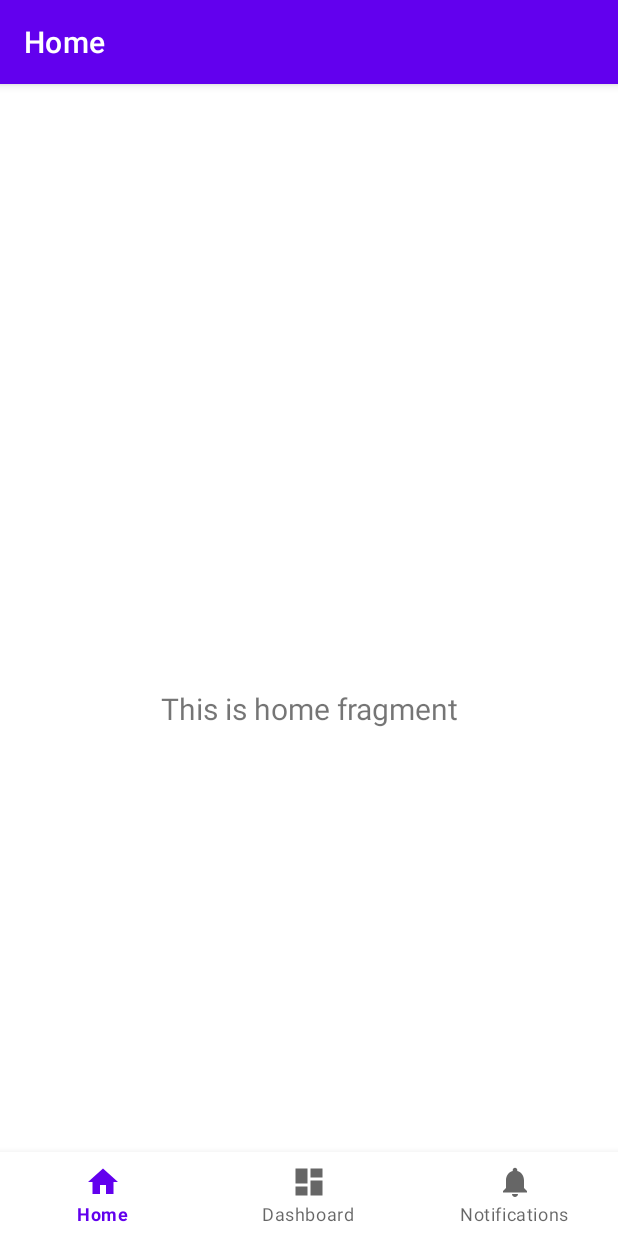
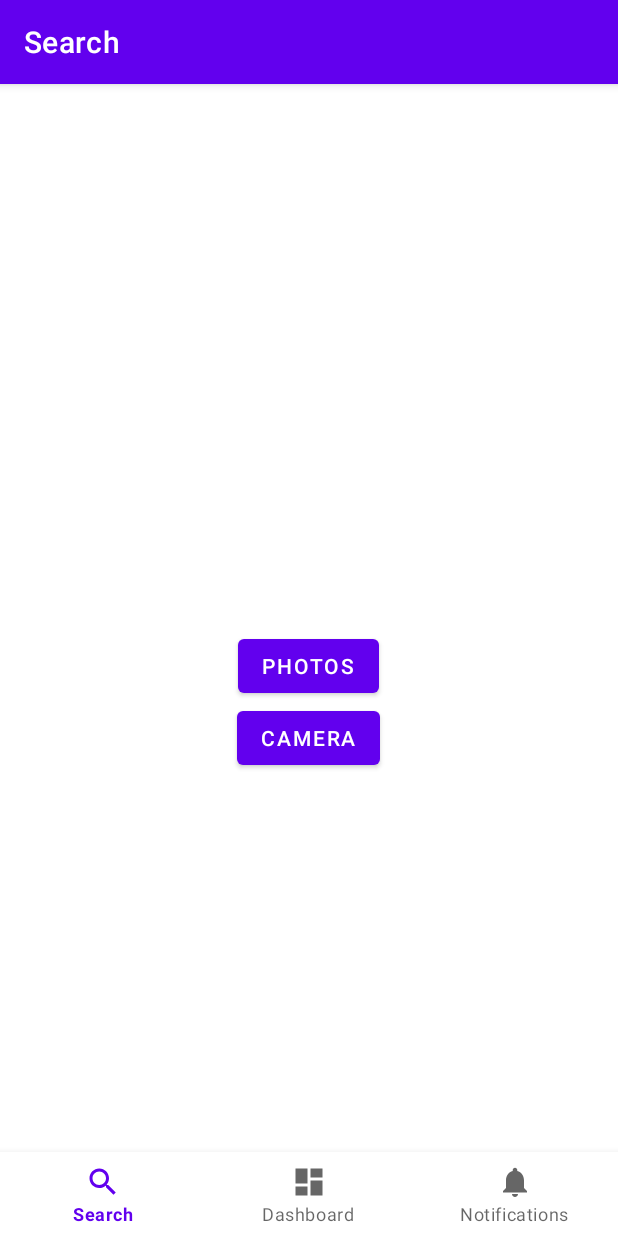
Before and after one commit to CS222-UIUC/course-project-group-40, an Android app: the screen it shows after launch (MainActivity), on a phone screen of 412 x 824 dp. Run offline under Robolectric (Android 15) with nearby library versions, the phone set to English and light mode, and no system bars; our stand-ins replace navigation-ui.

Commit message:
add button on the frontend

```diff
--- a/frontend/UI/app/src/main/AndroidManifest.xml
+++ b/frontend/UI/app/src/main/AndroidManifest.xml
@@ -11,6 +11,7 @@
         android:theme="@style/Theme.Frontend">
         <activity
             android:name=".MainActivity"
+            android:exported="true"
             android:label="@string/app_name">
             <intent-filter>
                 <action android:name="android.intent.action.MAIN" />
--- a/frontend/UI/app/src/main/java/com/company/frontend/ui/home/HomeFragment.java
+++ b/frontend/UI/app/src/main/java/com/company/frontend/ui/search/HomeFragment.java
@@ -1,4 +1,4 @@
-package com.company.frontend.ui.home;
+package com.company.frontend.ui.search;
 
 import android.os.Bundle;
 import android.view.LayoutInflater;
@@ -12,7 +12,6 @@
 import androidx.lifecycle.Observer;
 import androidx.lifecycle.ViewModelProvider;
 
-import com.company.frontend.R;
 import com.company.frontend.databinding.FragmentHomeBinding;
 
 public class HomeFragment extends Fragment {
@@ -28,13 +27,6 @@
         binding = FragmentHomeBinding.inflate(inflater, container, false);
         View root = binding.getRoot();
 
-        final TextView textView = binding.textHome;
-        homeViewModel.getText().observe(getViewLifecycleOwner(), new Observer<String>() {
-            @Override
-            public void onChanged(@Nullable String s) {
-                textView.setText(s);
-            }
-        });
         return root;
     }
 
--- a/frontend/UI/app/src/main/java/com/company/frontend/ui/home/HomeViewModel.java
+++ b/frontend/UI/app/src/main/java/com/company/frontend/ui/search/HomeViewModel.java
@@ -1,4 +1,4 @@
-package com.company.frontend.ui.home;
+package com.company.frontend.ui.search;
 
 import androidx.lifecycle.LiveData;
 import androidx.lifecycle.MutableLiveData;
--- /dev/null
+++ b/frontend/UI/app/src/main/res/drawable/ic_search.xml
@@ -0,0 +1,9 @@
+<vector xmlns:android="http://schemas.android.com/apk/res/android"
+    android:width="24dp"
+    android:height="24dp"
+    android:viewportWidth="24.0"
+    android:viewportHeight="24.0">
+    <path
+        android:fillColor="#FF000000"
+        android:pathData="M15.5,14h-0.79l-0.28,-0.27C15.41,12.59 16,11.11 16,9.5 16,5.91 13.09,3 9.5,3S3,5.91 3,9.5 5.91,16 9.5,16c1.61,0 3.09,-0.59 4.23,-1.57l0.27,0.28v0.79l5,4.99L20.49,19l-4.99,-5zM9.5,14C7.01,14 5,11.99 5,9.5S7.01,5 9.5,5 14,7.01 14,9.5 11.99,14 9.5,14z"/>
+</vector>
--- a/frontend/UI/app/src/main/res/layout/fragment_home.xml
+++ b/frontend/UI/app/src/main/res/layout/fragment_home.xml
@@ -4,19 +4,23 @@
     xmlns:tools="http://schemas.android.com/tools"
     android:layout_width="match_parent"
     android:layout_height="match_parent"
-    tools:context=".ui.home.HomeFragment">
+    tools:context=".ui.search.HomeFragment">
 
-    <TextView
-        android:id="@+id/text_home"
+    <LinearLayout
         android:layout_width="match_parent"
-        android:layout_height="wrap_content"
-        android:layout_marginStart="8dp"
-        android:layout_marginTop="8dp"
-        android:layout_marginEnd="8dp"
-        android:textAlignment="center"
-        android:textSize="20sp"
-        app:layout_constraintBottom_toBottomOf="parent"
-        app:layout_constraintEnd_toEndOf="parent"
-        app:layout_constraintStart_toStartOf="parent"
-        app:layout_constraintTop_toTopOf="parent" />
+        android:layout_height="match_parent"
+        android:gravity="center"
+        android:orientation="vertical">
+        <Button
+            android:layout_width="wrap_content"
+            android:layout_height="wrap_content"
+            android:text="@string/search_photo">
+        </Button>
+
+        <Button
+            android:layout_width="wrap_content"
+            android:layout_height="wrap_content"
+            android:text="@string/search_camera">
+        </Button>
+    </LinearLayout>
 </androidx.constraintlayout.widget.ConstraintLayout>
--- a/frontend/UI/app/src/main/res/menu/bottom_nav_menu.xml
+++ b/frontend/UI/app/src/main/res/menu/bottom_nav_menu.xml
@@ -3,7 +3,7 @@
 
     <item
         android:id="@+id/navigation_home"
-        android:icon="@drawable/ic_home_black_24dp"
+        android:icon="@drawable/ic_search"
         android:title="@string/title_home" />
 
     <item
--- a/frontend/UI/app/src/main/res/navigation/mobile_navigation.xml
+++ b/frontend/UI/app/src/main/res/navigation/mobile_navigation.xml
@@ -7,7 +7,7 @@
 
     <fragment
         android:id="@+id/navigation_home"
-        android:name="com.company.frontend.ui.home.HomeFragment"
+        android:name="com.company.frontend.ui.search.HomeFragment"
         android:label="@string/title_home"
         tools:layout="@layout/fragment_home" />
 
--- a/frontend/UI/app/src/main/res/values/strings.xml
+++ b/frontend/UI/app/src/main/res/values/strings.xml
@@ -1,6 +1,8 @@
 <resources>
     <string name="app_name">frontend</string>
-    <string name="title_home">Home</string>
+    <string name="title_home">Search</string>
     <string name="title_dashboard">Dashboard</string>
     <string name="title_notifications">Notifications</string>
+    <string name="search_photo">Photos</string>
+    <string name="search_camera">Camera</string>
 </resources>
```
